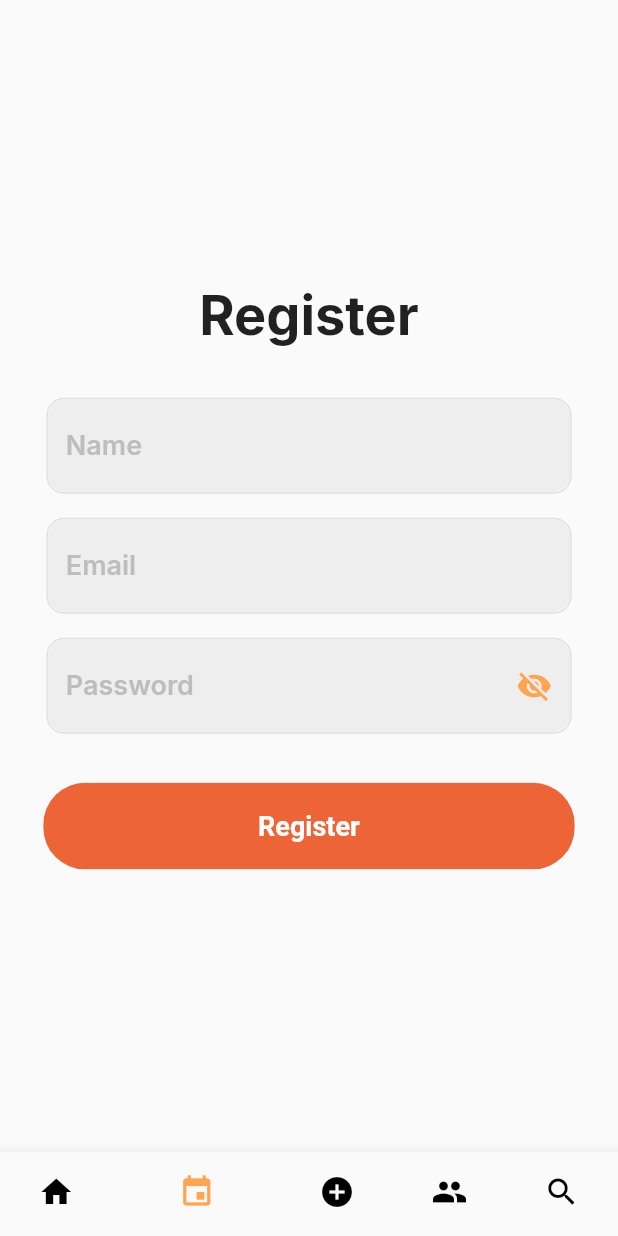
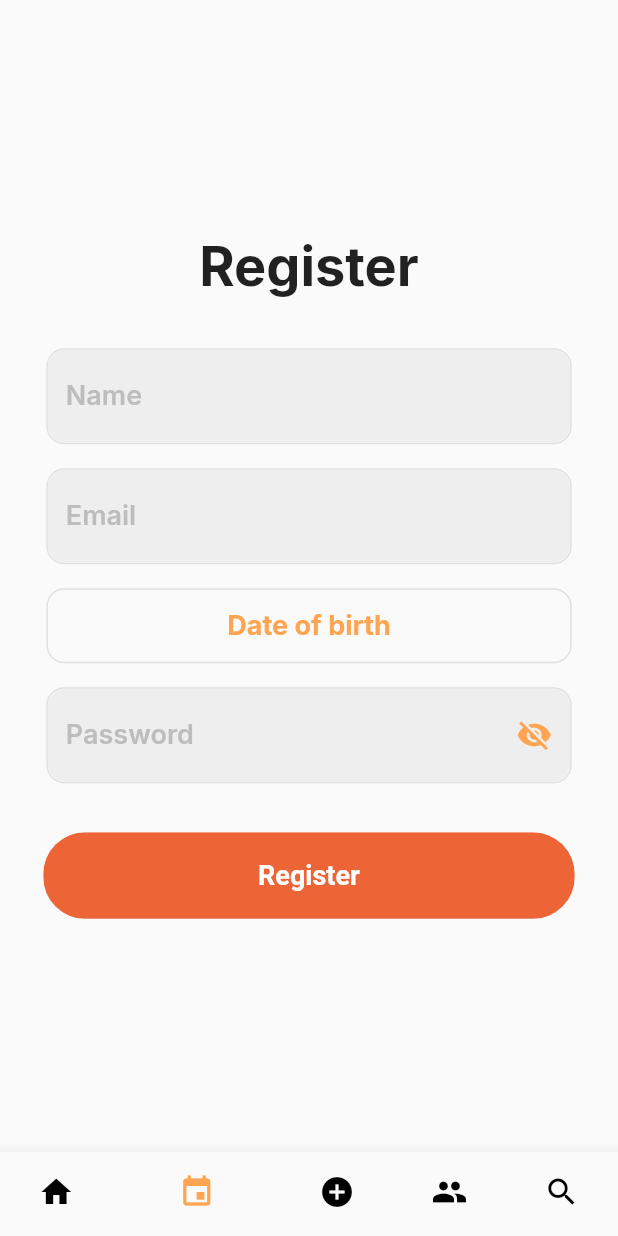
Before and after one commit to wslabosz/mobilki, a Flutter app: the RegisterScreen screen opened by its route, on a phone screen of 412 x 824 dp. Run offline on Flutter 3.47's test engine with Material 2 defaults, Android fonts, the phone set to English and light mode, and no system bars; our stand-ins replace cloud_firestore, firebase_auth, firebase_core, firebase_storage, fluttertoast, google_fonts and 1 more; accounts and stored records are empty; network calls fail.

Commit message:
register added dateofbirth

```diff
--- a/lib/Screens/Register/components/body.dart
+++ b/lib/Screens/Register/components/body.dart
@@ -1,5 +1,6 @@
 import 'package:flutter/material.dart';
 import 'package:mobilki/components/button.dart';
+import 'package:mobilki/components/date_input_field.dart';
 import 'package:mobilki/components/input_field.dart';
 import 'package:mobilki/components/password_field.dart';
 import 'package:mobilki/constants.dart';
@@ -9,12 +10,16 @@ class Body extends StatelessWidget {
   final TextEditingController emailController;
   final TextEditingController passwordController;
   final void Function() signUp;
+  final Future<void> Function(BuildContext) selectDate;
+  final DateTime? dateOfBirth;
   const Body(
       {Key? key,
       required this.usernameController,
       required this.emailController,
       required this.passwordController,
-      required this.signUp})
+      required this.signUp,
+      required this.selectDate,
+      required this.dateOfBirth})
       : super(key: key);
 
   @override
@@ -42,7 +47,7 @@ class Body extends StatelessWidget {
             textInputType: TextInputType.emailAddress,
             textEditingController: emailController,
           ),
-          //TODO: DatePickerDialog(initialDate: DateTime(2000), firstDate: DateTime(2000), lastDate: DateTime(2022))
+          DateField(date: dateOfBirth, selectDate: selectDate),
           PasswordField(
             onChanged: (value) {},
             textEditingController: passwordController,
--- a/lib/Screens/Register/register_screen.dart
+++ b/lib/Screens/Register/register_screen.dart
@@ -15,6 +15,7 @@ class _RegisterScreenState extends State<RegisterScreen> {
   final TextEditingController _usernameController = TextEditingController();
   final TextEditingController _emailController = TextEditingController();
   final TextEditingController _passwordController = TextEditingController();
+  DateTime? _dateOfBirth;
   // TODO: do zaimplementowania cos z ladowaniem
   bool _isLoading = false;
 
@@ -26,7 +27,20 @@ class _RegisterScreenState extends State<RegisterScreen> {
     _passwordController.dispose();
   }
 
-  void signUpUser() async {
+  Future<void> _selectDate(BuildContext context) async {
+    final DateTime? picked = await showDatePicker(
+        context: context,
+        initialDate: DateTime(2000),
+        firstDate: DateTime(1920),
+        lastDate: DateTime.now());
+    if (picked != null) {
+      setState(() {
+        _dateOfBirth = picked;
+      });
+    }
+  }
+
+  void _signUpUser() async {
     setState(() {
       _isLoading = true;
     });
@@ -35,8 +49,7 @@ class _RegisterScreenState extends State<RegisterScreen> {
         email: _emailController.text,
         password: _passwordController.text,
         username: _usernameController.text,
-        //TODO: dodac
-        dateOfBirth: "00");
+        dateOfBirth: _dateOfBirth.toString());
     // TODO: TO TRZEBA ZMIENIC
     if (res == "success") {
       setState(() {
@@ -62,7 +75,9 @@ class _RegisterScreenState extends State<RegisterScreen> {
         usernameController: _usernameController,
         emailController: _emailController,
         passwordController: _passwordController,
-        signUp: signUpUser,
+        signUp: _signUpUser,
+        selectDate: _selectDate,
+        dateOfBirth: _dateOfBirth,
       ),
       bottomNavigationBar: const Navbar(index: 1),
     );
--- /dev/null
+++ b/lib/components/date_input_field.dart
@@ -0,0 +1,35 @@
+import 'package:flutter/material.dart';
+import 'package:mobilki/components/text_field_container.dart';
+import 'package:mobilki/constants.dart';
+
+class DateField extends StatelessWidget {
+  final DateTime? date;
+  final Future<void> Function(BuildContext) selectDate;
+  const DateField({Key? key, required this.date, required this.selectDate})
+      : super(key: key);
+
+  String showDateOfBirth(DateTime? date) {
+    if (date == null) {
+      return "Date of birth";
+    } else {
+      return "${date.toLocal()}".split(' ')[0];
+    }
+  }
+
+  @override
+  Widget build(BuildContext context) {
+    return TextFieldContainer(
+        child: TextButton(
+      style: TextButton.styleFrom(
+          shape: RoundedRectangleBorder(
+              side: BorderSide.none,
+              borderRadius: BorderRadius.circular(12.0))),
+      onPressed: () => selectDate(context),
+      child: Text(
+        showDateOfBirth(date),
+        style: const TextStyle(
+            color: orange, fontSize: 18, fontWeight: FontWeight.w700),
+      ),
+    ));
+  }
+}
--- a/lib/components/password_field.dart
+++ b/lib/components/password_field.dart
@@ -17,15 +17,15 @@ class PasswordField extends StatefulWidget {
 
 class _PasswordFieldState extends State<PasswordField> {
   bool _showPassword = true;
-  Icon _iconToShow = Icon(Icons.visibility_off);
+  Icon _iconToShow = const Icon(Icons.visibility_off);
 
   void setPasswordVisible() {
     setState(() {
       _showPassword = !_showPassword;
       if (_showPassword) {
-        _iconToShow = Icon(Icons.visibility_off);
+        _iconToShow = const Icon(Icons.visibility_off);
       } else {
-        _iconToShow = Icon(Icons.visibility);
+        _iconToShow = const Icon(Icons.visibility);
       }
     });
   }
--- a/pubspec.yaml
+++ b/pubspec.yaml
@@ -42,6 +42,7 @@ dependencies:
   google_fonts: ^2.2.0
   fluttertoast: ^8.0.8
   uuid: ^3.0.5
+  google_sign_in: ^5.2.2
 
 dev_dependencies:
   flutter_test:
@@ -68,6 +69,7 @@ flutter:
   # To add assets to your application, add an assets section, like this:
   assets:
     - assets/images/logo.png
+    - assets/images/google_logo.png
 
   # An image asset can refer to one or more resolution-specific "variants", see
   # https://flutter.dev/assets-and-images/#resolution-aware.
```
Also changed, not shown: lib/Screens/Home/home_screen.dart (+5 -5 lines), lib/Screens/Login/components/body.dart (+17 -1 lines), assets/images/google_logo.png (added), assets/images/logo.png, pubspec.lock.
